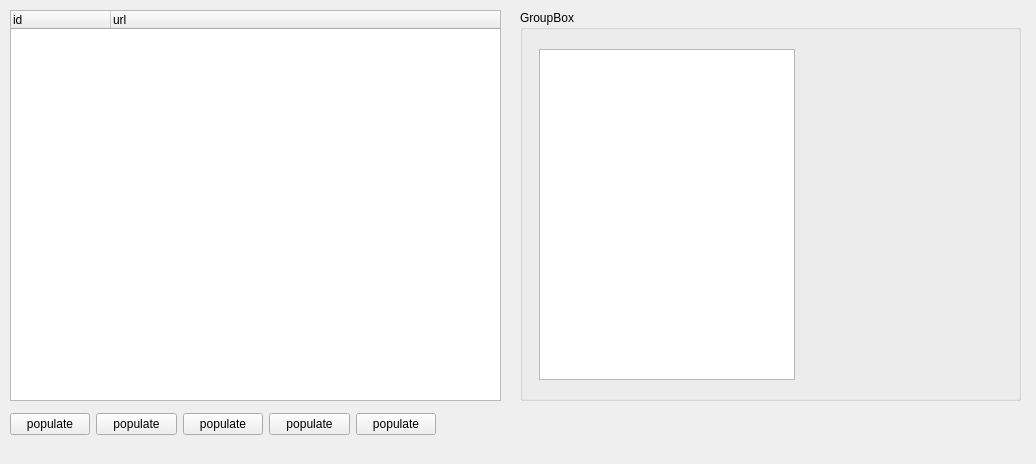
Before: the Qt Designer form main.ui in kthordarson/findgits, drawn with Qt 5.
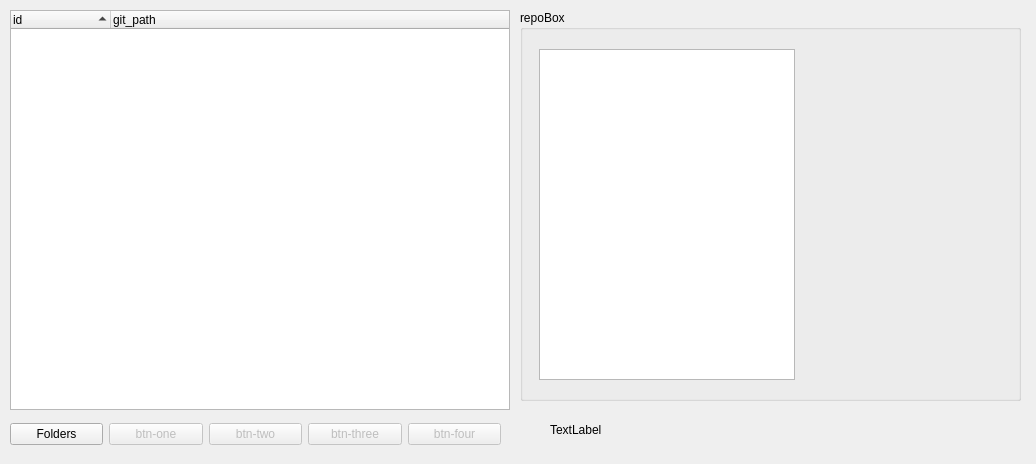
After: the same form once the commit is applied.

Diff of the .ui file:
```diff
--- a/main.ui
+++ b/main.ui
@@ -18,13 +18,16 @@
     <rect>
      <x>10</x>
      <y>10</y>
-     <width>491</width>
-     <height>391</height>
+     <width>500</width>
+     <height>400</height>
     </rect>
    </property>
    <property name="sizeAdjustPolicy">
     <enum>QAbstractScrollArea::AdjustToContents</enum>
    </property>
+   <property name="sortingEnabled">
+    <bool>true</bool>
+   </property>
    <column>
     <property name="text">
      <string notr="true">id</string>
@@ -32,7 +35,7 @@
    </column>
    <column>
     <property name="text">
-     <string>url</string>
+     <string>git_path</string>
     </property>
    </column>
   </widget>
@@ -46,7 +49,7 @@
     </rect>
    </property>
    <property name="title">
-    <string>GroupBox</string>
+    <string>repoBox</string>
    </property>
    <widget class="QWidget" name="formLayoutWidget">
     <property name="geometry">
@@ -64,12 +67,25 @@
     </layout>
    </widget>
   </widget>
+  <widget class="QLabel" name="label">
+   <property name="geometry">
+    <rect>
+     <x>550</x>
+     <y>420</y>
+     <width>72</width>
+     <height>19</height>
+    </rect>
+   </property>
+   <property name="text">
+    <string>TextLabel</string>
+   </property>
+  </widget>
   <widget class="QWidget" name="">
    <property name="geometry">
     <rect>
      <x>10</x>
-     <y>410</y>
-     <width>426</width>
+     <y>420</y>
+     <width>491</width>
      <height>29</height>
     </rect>
    </property>
@@ -77,35 +93,47 @@
     <item>
      <widget class="QPushButton" name="pushButton">
       <property name="text">
-       <string>populate</string>
+       <string>Folders</string>
       </property>
      </widget>
     </item>
     <item>
      <widget class="QPushButton" name="pushButton_2">
+      <property name="enabled">
+       <bool>false</bool>
+      </property>
       <property name="text">
-       <string>populate</string>
+       <string>btn-one</string>
       </property>
      </widget>
     </item>
     <item>
      <widget class="QPushButton" name="pushButton_3">
+      <property name="enabled">
+       <bool>false</bool>
+      </property>
       <property name="text">
-       <string>populate</string>
+       <string>btn-two</string>
       </property>
      </widget>
     </item>
     <item>
      <widget class="QPushButton" name="pushButton_4">
+      <property name="enabled">
+       <bool>false</bool>
+      </property>
       <property name="text">
-       <string>populate</string>
+       <string>btn-three</string>
       </property>
      </widget>
     </item>
     <item>
      <widget class="QPushButton" name="pushButton_5">
+      <property name="enabled">
+       <bool>false</bool>
+      </property>
       <property name="text">
-       <string>populate</string>
+       <string>btn-four</string>
       </property>
      </widget>
     </item>
```
Left out of the diff: 13 changed lines with no effect on the pictures.
